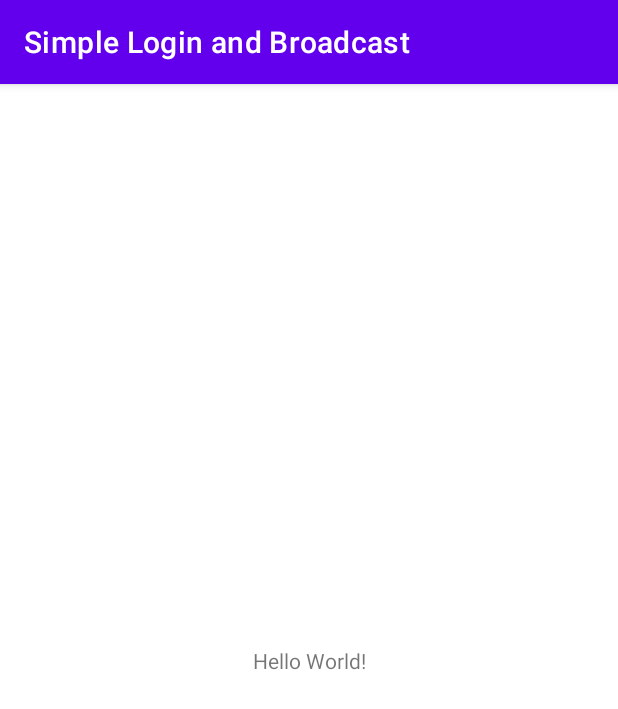
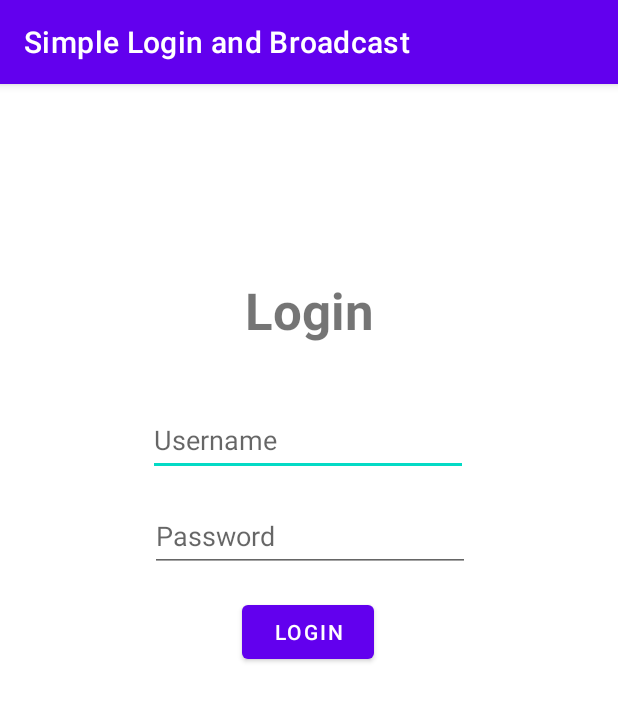
Before and after one commit to priunnagru/CS-4261A-FPA, an Android app: the screen it shows after launch (MainActivity), on a phone screen of 412 x 824 dp. Shown: the top 709 px of the screen. Run offline under Robolectric (Android 15) with nearby library versions, the phone set to English and light mode, and no system bars.

Commit message:
Added a simple login layout

```diff
--- a/SimpleLoginandBroadcast/app/src/main/res/layout/activity_main.xml
+++ b/SimpleLoginandBroadcast/app/src/main/res/layout/activity_main.xml
@@ -7,12 +7,64 @@
     tools:context=".MainActivity">
 
     <TextView
+        android:id="@+id/textLogin"
         android:layout_width="wrap_content"
         android:layout_height="wrap_content"
-        android:text="Hello World!"
-        app:layout_constraintBottom_toBottomOf="parent"
-        app:layout_constraintLeft_toLeftOf="parent"
-        app:layout_constraintRight_toRightOf="parent"
+        android:layout_marginTop="128dp"
+        android:layout_marginBottom="32dp"
+        android:text="Login"
+        android:textAlignment="center"
+        android:textSize="34sp"
+        android:textStyle="bold"
+        app:layout_constraintBottom_toTopOf="@+id/inputUsername"
+        app:layout_constraintEnd_toEndOf="parent"
+        app:layout_constraintStart_toStartOf="parent"
         app:layout_constraintTop_toTopOf="parent" />
 
+    <EditText
+        android:id="@+id/inputUsername"
+        android:layout_width="wrap_content"
+        android:layout_height="wrap_content"
+        android:layout_marginStart="100dp"
+        android:layout_marginTop="8dp"
+        android:layout_marginEnd="101dp"
+        android:layout_marginBottom="8dp"
+        android:ems="10"
+        android:hint="Username"
+        android:inputType="textPersonName"
+        android:minHeight="48dp"
+        app:layout_constraintBottom_toTopOf="@+id/inputPassword"
+        app:layout_constraintEnd_toEndOf="parent"
+        app:layout_constraintStart_toStartOf="parent"
+        app:layout_constraintTop_toBottomOf="@+id/textLogin" />
+
+    <EditText
+        android:id="@+id/inputPassword"
+        android:layout_width="wrap_content"
+        android:layout_height="wrap_content"
+        android:layout_marginStart="101dp"
+        android:layout_marginTop="8dp"
+        android:layout_marginEnd="100dp"
+        android:layout_marginBottom="8dp"
+        android:ems="10"
+        android:hint="Password"
+        android:inputType="textPassword"
+        android:minHeight="48dp"
+        app:layout_constraintBottom_toTopOf="@+id/buttonLogin"
+        app:layout_constraintEnd_toEndOf="parent"
+        app:layout_constraintStart_toStartOf="parent"
+        app:layout_constraintTop_toBottomOf="@+id/inputUsername" />
+
+    <Button
+        android:id="@+id/buttonLogin"
+        android:layout_width="wrap_content"
+        android:layout_height="wrap_content"
+        android:layout_marginStart="158dp"
+        android:layout_marginTop="16dp"
+        android:layout_marginEnd="159dp"
+        android:text="Login"
+        app:layout_constraintEnd_toEndOf="parent"
+        app:layout_constraintStart_toStartOf="parent"
+        app:layout_constraintTop_toBottomOf="@+id/inputPassword" />
+
 </androidx.constraintlayout.widget.ConstraintLayout>
```
